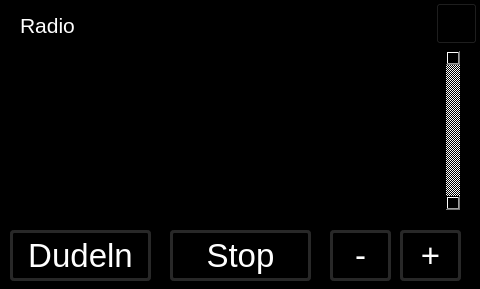
Before: the Qt Designer form gui/radiowindow.ui in christof1977/flurzentrale, drawn with Qt 5.
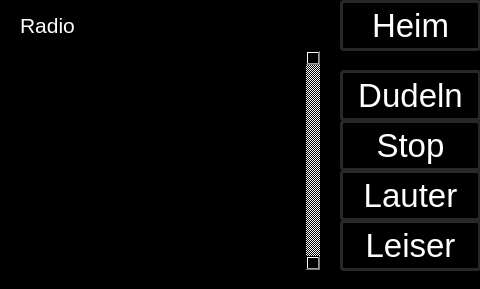
After: the same form once the commit is applied. Icons and pictures are not drawn.

Commit message: Radio in eigene Datei ausgelagert, GUI ein bisschen verändert

```diff
--- a/gui/radiowindow.ui
+++ b/gui/radiowindow.ui
@@ -20,8 +20,8 @@
    <widget class="QPushButton" name="pushButtonRadioPlay">
     <property name="geometry">
      <rect>
-      <x>10</x>
-      <y>230</y>
+      <x>340</x>
+      <y>70</y>
       <width>141</width>
       <height>51</height>
      </rect>
@@ -229,8 +229,8 @@
    <widget class="QPushButton" name="pushButtonRadioStop">
     <property name="geometry">
      <rect>
-      <x>170</x>
-      <y>230</y>
+      <x>340</x>
+      <y>120</y>
       <width>141</width>
       <height>51</height>
      </rect>
@@ -438,9 +438,9 @@
    <widget class="QPushButton" name="pushButtonVolDown">
     <property name="geometry">
      <rect>
-      <x>330</x>
-      <y>230</y>
-      <width>61</width>
+      <x>340</x>
+      <y>220</y>
+      <width>141</width>
       <height>51</height>
      </rect>
     </property>
@@ -641,15 +641,15 @@
 </string>
     </property>
     <property name="text">
-     <string>-</string>
+     <string>Leiser</string>
     </property>
    </widget>
    <widget class="QPushButton" name="pushButtonVolUp">
     <property name="geometry">
      <rect>
-      <x>400</x>
-      <y>230</y>
-      <width>61</width>
+      <x>340</x>
+      <y>170</y>
+      <width>141</width>
       <height>51</height>
      </rect>
     </property>
@@ -850,7 +850,7 @@
 </string>
     </property>
     <property name="text">
-     <string>+</string>
+     <string>Lauter</string>
     </property>
    </widget>
    <widget class="QListWidget" name="listWidgetRadio">
@@ -861,8 +861,8 @@
      <rect>
       <x>20</x>
       <y>50</y>
-      <width>441</width>
-      <height>161</height>
+      <width>301</width>
+      <height>221</height>
      </rect>
     </property>
     <property name="font">
@@ -936,10 +936,10 @@
    <widget class="QPushButton" name="pushButtonHome">
     <property name="geometry">
      <rect>
-      <x>436</x>
-      <y>3</y>
-      <width>41</width>
-      <height>41</height>
+      <x>340</x>
+      <y>0</y>
+      <width>141</width>
+      <height>51</height>
      </rect>
     </property>
     <property name="palette">
@@ -956,7 +956,7 @@
        </colorrole>
        <colorrole role="Button">
         <brush brushstyle="SolidPattern">
-         <color alpha="0">
+         <color alpha="255">
           <red>0</red>
           <green>0</green>
           <blue>0</blue>
@@ -983,7 +983,7 @@
        </colorrole>
        <colorrole role="Base">
         <brush brushstyle="SolidPattern">
-         <color alpha="0">
+         <color alpha="255">
           <red>0</red>
           <green>0</green>
           <blue>0</blue>
@@ -992,7 +992,7 @@
        </colorrole>
        <colorrole role="Window">
         <brush brushstyle="SolidPattern">
-         <color alpha="0">
+         <color alpha="255">
           <red>0</red>
           <green>0</green>
           <blue>0</blue>
@@ -1012,7 +1012,7 @@
        </colorrole>
        <colorrole role="Button">
         <brush brushstyle="SolidPattern">
-         <color alpha="0">
+         <color alpha="255">
           <red>0</red>
           <green>0</green>
           <blue>0</blue>
@@ -1039,7 +1039,7 @@
        </colorrole>
        <colorrole role="Base">
         <brush brushstyle="SolidPattern">
-         <color alpha="0">
+         <color alpha="255">
           <red>0</red>
           <green>0</green>
           <blue>0</blue>
@@ -1048,7 +1048,7 @@
        </colorrole>
        <colorrole role="Window">
         <brush brushstyle="SolidPattern">
-         <color alpha="0">
+         <color alpha="255">
           <red>0</red>
           <green>0</green>
           <blue>0</blue>
@@ -1068,7 +1068,7 @@
        </colorrole>
        <colorrole role="Button">
         <brush brushstyle="SolidPattern">
-         <color alpha="0">
+         <color alpha="255">
           <red>0</red>
           <green>0</green>
           <blue>0</blue>
@@ -1095,7 +1095,7 @@
        </colorrole>
        <colorrole role="Base">
         <brush brushstyle="SolidPattern">
-         <color alpha="0">
+         <color alpha="255">
           <red>0</red>
           <green>0</green>
           <blue>0</blue>
@@ -1104,7 +1104,7 @@
        </colorrole>
        <colorrole role="Window">
         <brush brushstyle="SolidPattern">
-         <color alpha="0">
+         <color alpha="255">
           <red>0</red>
           <green>0</green>
           <blue>0</blue>
@@ -1116,7 +1116,7 @@
     </property>
     <property name="font">
      <font>
-      <pointsize>16</pointsize>
+      <pointsize>25</pointsize>
      </font>
     </property>
     <property name="cursor">
@@ -1125,13 +1125,21 @@
     <property name="styleSheet">
      <string notr="true">QPushButton
 {
-background: transparent;
-border-image: url(gui/home.png);
+color: rgb(255, 255, 255);
+background-color: rgb(0, 0,0);
+border-color: rgb(40, 40, 40);
+border-width: 3px;        
+border-style: solid;
+border-radius: 4px;
+}
+QPushButton:pressed
+{
+background-color: rgb(40,40,40)
 }
 </string>
     </property>
     <property name="text">
-     <string/>
+     <string>Heim</string>
     </property>
    </widget>
   </widget>
```
The commit also changes 5 other files.
